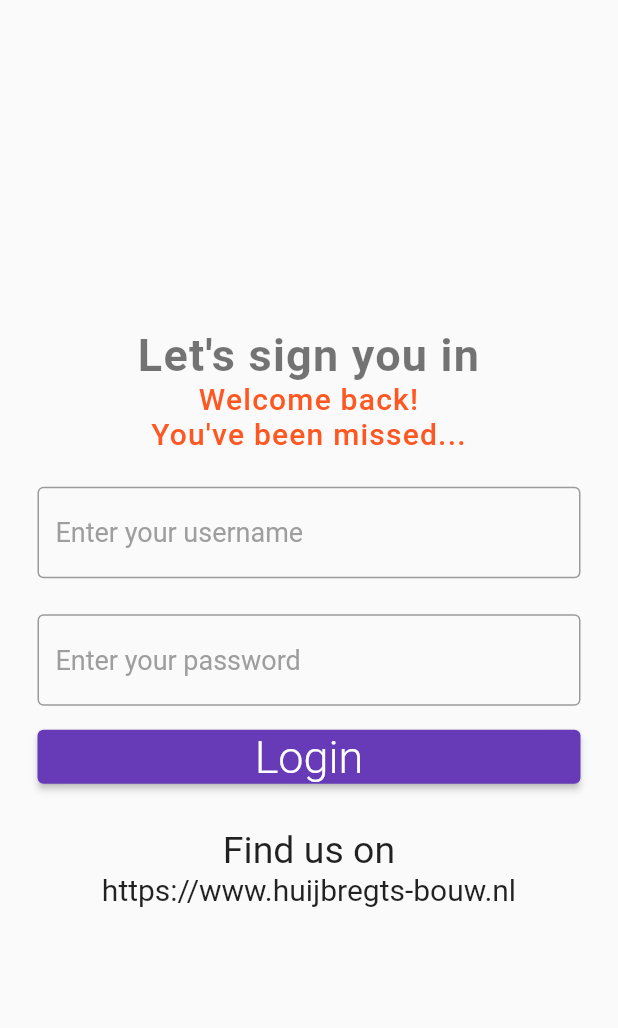
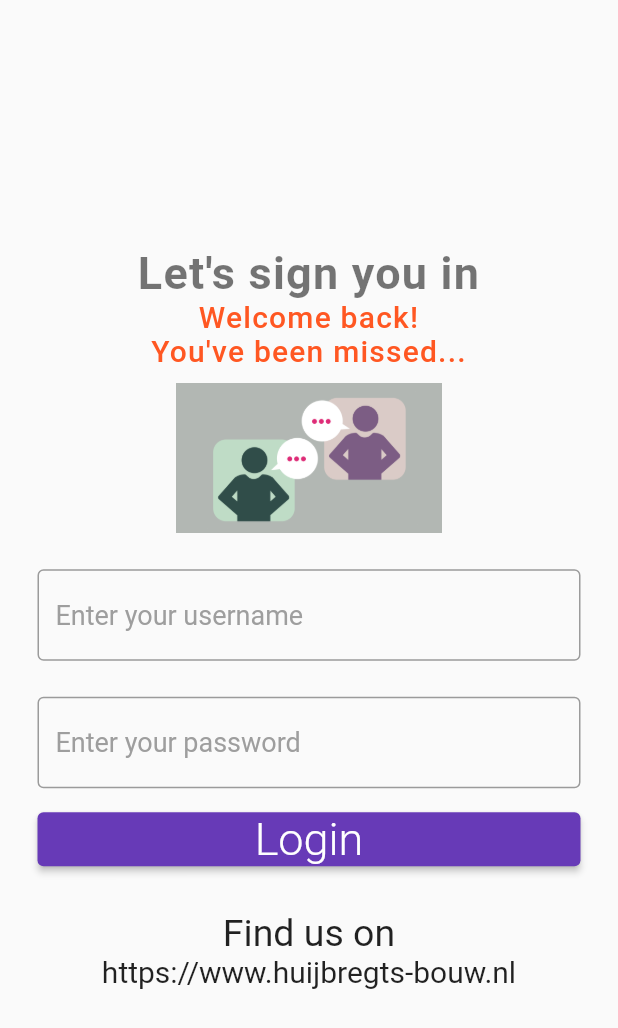
Before and after one commit to huubee/chatApp, a Flutter app: the screen it shows after launch, on a phone screen of 412 x 824 dp. Shown: the top 1028 px of the screen. Run offline on Flutter 3.47's test engine with Material 2 defaults, Android fonts, the phone set to English and light mode, and no system bars.

Commit message:
Merge remote-tracking branch 'origin/5-02' into 5-03

```diff
--- a/lib/login_page.dart
+++ b/lib/login_page.dart
@@ -51,10 +51,11 @@ class LoginPage extends StatelessWidget {
                     fontWeight: FontWeight.w500,
                     letterSpacing: 0.8),
               ),
-              // Image.network(
-              //   'https://static.scientificamerican.com/sciam/cache/file/4F73FD83-3377-42FC-915AD56BD66159FE_source.jpg',
-              //   width: 200,
-              // ),
+              verticalSpacing(10.0),
+              Image.asset(
+                'assets/illustration.png',
+                height: 100.0,
+              ),
               verticalSpacing(24.0),
               Form(
                 key: _formKey,
--- a/pubspec.yaml
+++ b/pubspec.yaml
@@ -59,7 +59,6 @@ flutter:
   # To add assets to your application, add an assets section, like this:
   assets:
     - assets/
-  #   - images/a_dot_ham.jpeg
 
   # An image asset can refer to one or more resolution-specific "variants", see
   # https://flutter.dev/assets-and-images/#resolution-aware
```
